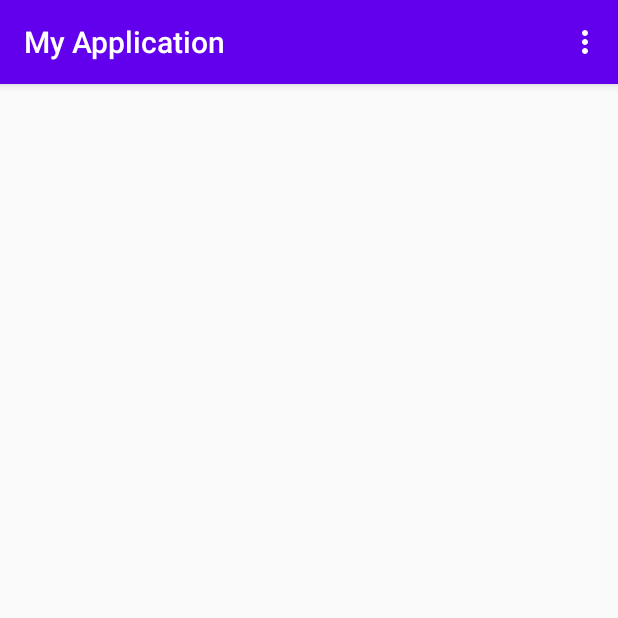
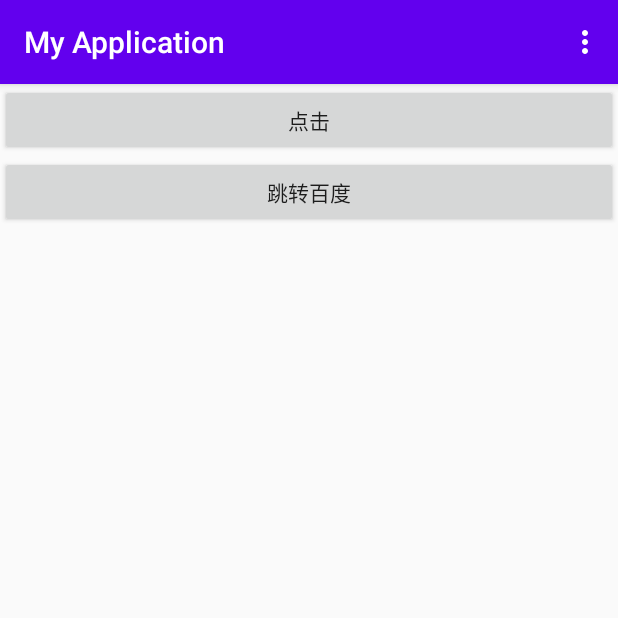
Before and after one commit to jieyanglinzilong/2018118130_Android, an Android app: the Standard screen opened directly, with no data from a screen before it, on a phone screen of 412 x 824 dp, the top half of it. Run offline under Robolectric (Android 15) with nearby library versions, the phone set to English and light mode, and no system bars.

Commit message:
实现singtop模式

```diff
--- a/02/app/src/main/AndroidManifest.xml
+++ b/02/app/src/main/AndroidManifest.xml
@@ -12,7 +12,8 @@
         android:theme="@style/AppTheme">
         <activity android:name=".Standard"
             android:exported="true"
-            tools:ignore="Instantiatable"   >
+            tools:ignore="Instantiatable"
+            android:launchMode="singleTop">
             <intent-filter>
                 <action android:name="android.intent.action.MAIN" />
 
--- a/02/app/src/main/java/com/example/myapplication/Standard.java
+++ b/02/app/src/main/java/com/example/myapplication/Standard.java
@@ -3,10 +3,15 @@ package com.example.myapplication;
 import androidx.annotation.NonNull;
 import androidx.appcompat.app.AppCompatActivity;
 
+import android.content.Intent;
+import android.net.Uri;
 import android.os.Bundle;
 import android.os.ParcelUuid;
+import android.util.Log;
 import android.view.Menu;
 import android.view.MenuItem;
+import android.view.View;
+import android.widget.Button;
 import android.widget.Toast;
 
 public class Standard extends AppCompatActivity {
@@ -15,6 +20,33 @@ public class Standard extends AppCompatActivity {
     protected void onCreate(Bundle savedInstanceState) {
         super.onCreate(savedInstanceState);
         setContentView(R.layout.activity_standard);
+        Button button=(Button)findViewById(R.id.button_1);
+        Log.d("Standard",this.toString());
+        button.setOnClickListener(new View.OnClickListener()
+        {
+            @Override
+            public void onClick(View view) {
+                Toast.makeText(Standard.this,"点击",Toast.LENGTH_SHORT).show();
+                Intent intent=new Intent(Standard.this,MainActivity.class);
+                startActivity(intent);
+            }
+        });
+        Button button1=(Button)findViewById(R.id.button_2);
+        button1.setOnClickListener(new View.OnClickListener() {
+            @Override
+            public void onClick(View view) {
+                switch (view.getId()){
+                    case R.id.button_2:Intent intent2=new Intent(Intent.ACTION_VIEW);
+                    intent2.setData(Uri.parse("http://www.baidu.com"));
+                    startActivity(intent2);break;
+                    case R.id.button_1:
+                        Toast.makeText(Standard.this,"点击",Toast.LENGTH_SHORT).show();
+                        Intent intent=new Intent(Standard.this,MainActivity.class);
+                        startActivity(intent); break;
+                }
+
+            }
+        });
     }
     @Override
     public boolean onCreateOptionsMenu(Menu menu){
--- a/02/app/src/main/res/layout/activity_standard.xml
+++ b/02/app/src/main/res/layout/activity_standard.xml
@@ -5,6 +5,19 @@
     android:layout_width="match_parent"
     android:layout_height="match_parent"
     tools:context=".Standard">
-
-
+    <LinearLayout
+        android:layout_width="match_parent"
+        android:layout_height="wrap_content"
+        android:orientation="vertical">
+    <Button android:id="@+id/button_1"
+        android:layout_width="match_parent"
+        android:layout_height="wrap_content"
+        android:text="点击"
+        tools:ignore="MissingConstraints"></Button>
+    <Button android:id="@+id/button_2"
+        android:layout_width="match_parent"
+        android:layout_height="match_parent"
+        android:text="跳转百度"
+        tools:ignore="MissingConstraints"></Button>
+    </LinearLayout>
 </androidx.constraintlayout.widget.ConstraintLayout>
```
